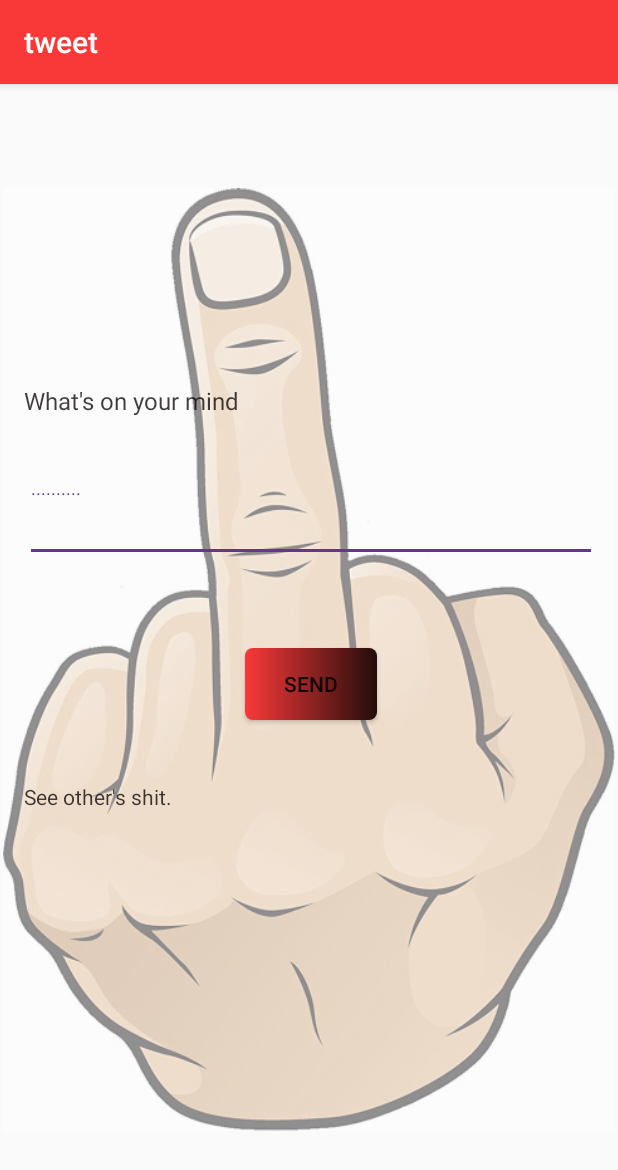
After one commit to MukeshKumarBagariya/Social_Media_App, an Android app: the SendTweetActivity screen opened directly, with no data from a screen before it, on a phone screen of 412 x 824 dp. The commit adds this screen. Shown: the top 1170 px of the screen. Run offline under Robolectric (Android 15) with nearby library versions, the phone set to English and light mode, and no system bars; libraries missing offline, so code that uses them is left out: com.parse.

Commit message:
Now a user can comment something and the other users who follow that user can see their comment.

```diff
--- a/app/src/main/AndroidManifest.xml
+++ b/app/src/main/AndroidManifest.xml
@@ -13,7 +13,9 @@
         android:roundIcon="@mipmap/ic_launcher_round"
         android:supportsRtl="true"
         android:theme="@style/AppTheme">
-        <activity android:name=".WelcomeActivity"></activity>
+        <activity android:name=".OtherUsersTweetActivity"></activity>
+        <activity android:name=".SendTweetActivity" />
+        <activity android:name=".WelcomeActivity" />
         <activity android:name=".LogInActivity" />
         <activity android:name=".SignUpActivity">
             <intent-filter>
--- /dev/null
+++ b/app/src/main/java/com/example/tweet/SendTweetActivity.java
@@ -0,0 +1,59 @@
+package com.example.tweet;
+
+import androidx.appcompat.app.AppCompatActivity;
+
+import android.app.ProgressDialog;
+import android.content.Intent;
+import android.os.Bundle;
+import android.view.View;
+import android.widget.Button;
+import android.widget.EditText;
+import android.widget.TextView;
+import android.widget.Toast;
+
+import com.parse.ParseException;
+import com.parse.ParseObject;
+import com.parse.ParseUser;
+import com.parse.SaveCallback;
+
+public class SendTweetActivity extends AppCompatActivity {
+
+    private EditText tweetTextArea;
+    private Button sendTweet;
+    private TextView othersTweet;
+
+    @Override
+    protected void onCreate(Bundle savedInstanceState) {
+        super.onCreate(savedInstanceState);
+        setContentView(R.layout.activity_send_tweet);
+        tweetTextArea = findViewById(R.id.tweetTextArea);
+        sendTweet = findViewById(R.id.sendTweet);
+        othersTweet = findViewById(R.id.othersTweet);
+        othersTweet.setOnClickListener(new View.OnClickListener() {
+            @Override
+            public void onClick(View v) {
+                Intent intent = new Intent(SendTweetActivity.this,OtherUsersTweetActivity.class);
+                startActivity(intent);
+            }
+        });
+    }
+    public void sendTweets(View view){
+        ParseObject parseObject = new ParseObject("UsersTweet");
+        parseObject.put("tweet",tweetTextArea.getText().toString());
+        parseObject.put("user",ParseUser.getCurrentUser().getUsername());
+        final ProgressDialog progressDialog = new ProgressDialog(this);
+        progressDialog.setMessage("Sending.....");
+        progressDialog.show();
+        parseObject.saveInBackground(new SaveCallback() {
+            @Override
+            public void done(ParseException e) {
+                if (e == null){
+                    Toast.makeText(SendTweetActivity.this,ParseUser.getCurrentUser().getUsername()+"'s Tweet received successfully",Toast.LENGTH_SHORT).show();
+                } else {
+                    Toast.makeText(SendTweetActivity.this,"OOPs Something went wrong",Toast.LENGTH_SHORT).show();
+                }
+                progressDialog.dismiss();
+            }
+        });
+    }
+}
--- /dev/null
+++ b/app/src/main/res/drawable/ic_send_black_24dp.xml
@@ -0,0 +1,4 @@
+<vector android:height="20dp" android:viewportHeight="24.0"
+    android:viewportWidth="24.0" android:width="20dp" xmlns:android="http://schemas.android.com/apk/res/android">
+    <path android:fillColor="#FF000000" android:pathData="M2.01,21L23,12 2.01,3 2,10l15,2 -15,2z"/>
+</vector>
--- /dev/null
+++ b/app/src/main/res/layout/activity_send_tweet.xml
@@ -0,0 +1,78 @@
+<?xml version="1.0" encoding="utf-8"?>
+<androidx.constraintlayout.widget.ConstraintLayout xmlns:android="http://schemas.android.com/apk/res/android"
+    xmlns:app="http://schemas.android.com/apk/res-auto"
+    xmlns:tools="http://schemas.android.com/tools"
+    android:layout_width="match_parent"
+    android:layout_height="match_parent"
+    tools:context=".SendTweetActivity">
+
+    <ImageView
+        android:id="@+id/sentTweetBackground"
+        android:layout_width="408dp"
+        android:layout_height="730dp"
+        android:layout_marginStart="2dp"
+        android:layout_marginEnd="2dp"
+        android:layout_marginBottom="1dp"
+        android:alpha="0.5"
+        app:layout_constraintBottom_toBottomOf="parent"
+        app:layout_constraintEnd_toEndOf="parent"
+        app:layout_constraintStart_toStartOf="parent"
+        app:layout_constraintTop_toTopOf="parent"
+        app:srcCompat="@drawable/fuckyou" />
+
+    <TextView
+        android:id="@+id/textView2"
+        android:layout_width="wrap_content"
+        android:layout_height="wrap_content"
+        android:layout_marginTop="200dp"
+        android:text="What's on your mind"
+        android:textColor="#C3070000"
+        android:textSize="16sp"
+        app:layout_constraintEnd_toEndOf="parent"
+        app:layout_constraintHorizontal_bias="0.06"
+        app:layout_constraintStart_toStartOf="parent"
+        app:layout_constraintTop_toTopOf="parent" />
+
+    <com.google.android.material.textfield.TextInputLayout
+        android:id="@+id/textInputLayout"
+        android:layout_width="381dp"
+        android:layout_height="69dp"
+        android:layout_marginTop="244dp"
+        app:layout_constraintEnd_toEndOf="parent"
+        app:layout_constraintHorizontal_bias="0.533"
+        app:layout_constraintStart_toStartOf="parent"
+        app:layout_constraintTop_toTopOf="@+id/sentTweetBackground">
+
+        <com.google.android.material.textfield.TextInputEditText
+            android:id="@+id/tweetTextArea"
+            android:layout_width="match_parent"
+            android:layout_height="wrap_content"
+            android:hint=".........." />
+    </com.google.android.material.textfield.TextInputLayout>
+
+    <Button
+        android:id="@+id/sendTweet"
+        android:layout_width="wrap_content"
+        android:layout_height="wrap_content"
+        android:layout_marginTop="44dp"
+        android:background="@drawable/custom_button"
+        android:onClick="sendTweets"
+        android:text="Send"
+        app:layout_constraintEnd_toEndOf="parent"
+        app:layout_constraintHorizontal_bias="0.504"
+        app:layout_constraintStart_toStartOf="parent"
+        app:layout_constraintTop_toBottomOf="@+id/textInputLayout" />
+
+    <TextView
+        android:id="@+id/othersTweet"
+        android:layout_width="wrap_content"
+        android:layout_height="wrap_content"
+        android:text="See other's shit."
+        android:textColor="#C3070000"
+        app:layout_constraintBottom_toBottomOf="parent"
+        app:layout_constraintEnd_toEndOf="parent"
+        app:layout_constraintHorizontal_bias="0.051"
+        app:layout_constraintStart_toStartOf="parent"
+        app:layout_constraintTop_toBottomOf="@+id/sendTweet"
+        app:layout_constraintVertical_bias="0.127" />
+</androidx.constraintlayout.widget.ConstraintLayout>
```
Also changed, not shown: app/src/main/java/com/example/tweet/OtherUsersTweetActivity.java (added, +51 -0 lines), app/src/main/java/com/example/tweet/SignUpActivity.java (+6 -1 lines), app/src/main/java/com/example/tweet/WelcomeActivity.java (+45 -2 lines), app/src/main/res/layout/activity_other_users_tweet.xml (added, +34 -0 lines), app/src/main/res/menu/my_menu.xml (+8 -0 lines).
